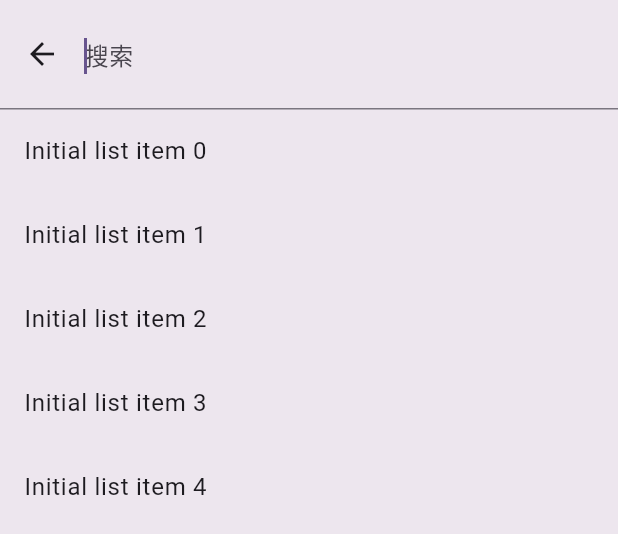
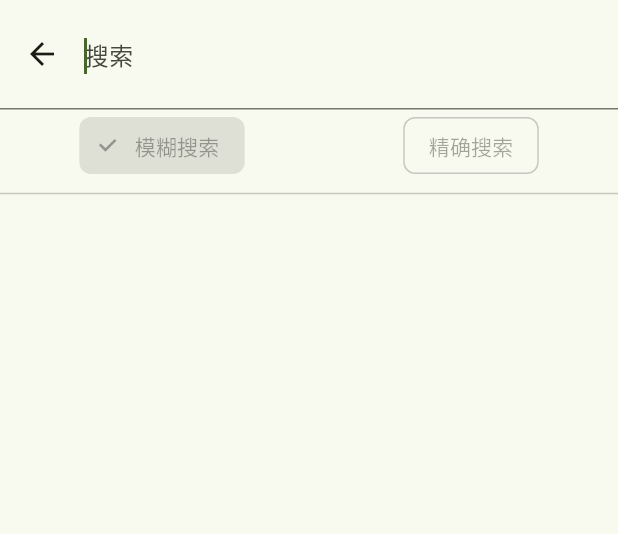
Before and after one commit to zmhawk/acim-helper, a Flutter app: the SearchPage widget shown alone on an empty page, opened directly, after a tap on "搜索", on a phone screen of 412 x 824 dp. Shown: the top 534 px of the screen. Run offline on Flutter 3.47's test engine with Material 2 defaults, Android fonts, the phone set to English and light mode, and no system bars; our stand-ins replace flutter_hooks.

Commit message:
feat: 搜索功能

```diff
--- a/lib/app.dart
+++ b/lib/app.dart
@@ -21,7 +21,7 @@ class _AppState extends State<App> {
     return MaterialApp(
       title: 'Flutter Demo',
       theme: ThemeData(
-          colorScheme: ColorScheme.fromSeed(seedColor: Colors.deepPurple),
+          colorScheme: ColorScheme.fromSeed(seedColor: Colors.lightGreen),
           useMaterial3: true),
       darkTheme: ThemeData.dark(),
       home: MultiProvider(providers: [
--- a/lib/models/search.dart
+++ b/lib/models/search.dart
@@ -24,7 +24,7 @@ SearchResult toPageData({
   var total = items.length;
   var start = (page - 1) * length;
   var data = items.sublist(start, start + length).toList();
-
+  print('toPageData data length: ${data.length}');
   return SearchResult(data: data, length: length, page: page, total: total);
 }
 
@@ -69,10 +69,15 @@ SearchResult fuzzySearch({
   int page = 1,
   List<DataItem> data = const [],
 }) {
+  print('data length: ${data.length}');
   List<String> keywords =
       keyword.replaceAll(RegExp(r'[,，。.\-;；？?！!"“” ]+'), "").split("");
   keywords = keywords.toSet().toList();
   List<SearchItem> result = [];
+
+  if (keywords.isEmpty) {
+    return SearchResult(data: [], length: 0, page: 1, total: 0);
+  }
 
   for (var item in data) {
     int count = 0;
@@ -88,8 +93,12 @@ SearchResult fuzzySearch({
     result.add(SearchItem(item.index, item.text, count: count, weight: 0));
   }
 
+  print('1 result length: ${result.length}');
+
   result.sort((a, b) => b.count - a.count);
   result.removeRange(200, result.length);
+
+  print('2 result length: ${result.length}');
 
   RegExp reg = RegExp('[${keywords.join()}]+', caseSensitive: false);
   for (var item in result) {
--- a/lib/pages/search/search.dart
+++ b/lib/pages/search/search.dart
@@ -1,4 +1,5 @@
 import 'package:acim_helper/models/data.dart';
+import 'package:acim_helper/models/search.dart';
 import 'package:acim_helper/pages/share/share.dart';
 import 'package:flutter/material.dart';
 import 'package:provider/provider.dart';
@@ -11,12 +12,21 @@ class SearchPage extends StatefulWidget {
 }
 
 class _SearchPageState extends State<SearchPage> {
+  SearchController controller = SearchController();
+  // SearchResult searchResult =
+  //     SearchResult(data: [], length: 0, page: 1, total: 0);
+
   @override
   Widget build(BuildContext context) {
     ScaffoldState scaffold = Scaffold.of(context);
+    ThemeData theme = Theme.of(context);
+    List<DataItem> dataList = context.watch<DataModel>().data;
+
     return Consumer<DataModel>(builder: (context, data, child) {
       return SearchAnchor.bar(
+        searchController: controller,
         isFullScreen: true,
+        viewBackgroundColor: theme.colorScheme.surface,
         barHintText: '搜索',
         barLeading: IconButton(
           onPressed: () {
@@ -29,15 +39,33 @@ class _SearchPageState extends State<SearchPage> {
         ],
         suggestionsBuilder:
             (BuildContext context, SearchController controller) {
-          return List<Widget>.generate(
-            5,
-            (int index) {
-              return ListTile(
-                titleAlignment: ListTileTitleAlignment.center,
-                title: Text('Initial list item $index'),
-              );
-            },
-          );
+          print('keyword: ${controller.text}');
+          SearchResult result = fuzzySearch(
+              keyword: controller.text, length: 20, page: 1, data: dataList);
+          print(result.data.length);
+          return [
+            const Row(
+              mainAxisAlignment: MainAxisAlignment.spaceAround,
+              children: [
+                ChoiceChip(label: Text('模糊搜索'), selected: true),
+                ChoiceChip(
+                  label: Text('精确搜索'),
+                  selected: false,
+                )
+              ],
+            ),
+            const Divider(),
+            ...result.data.map((item) {
+              return Padding(
+                  padding: const EdgeInsets.only(left: 16, right: 16),
+                  child: Card(
+                      color: theme.colorScheme.surface,
+                      child: Padding(
+                        padding: const EdgeInsets.all(16),
+                        child: Text(item.text),
+                      )));
+            }),
+          ].toList();
         },
       );
     });
```
Also changed, not shown: lib/models/data.dart (+7 -4 lines).
